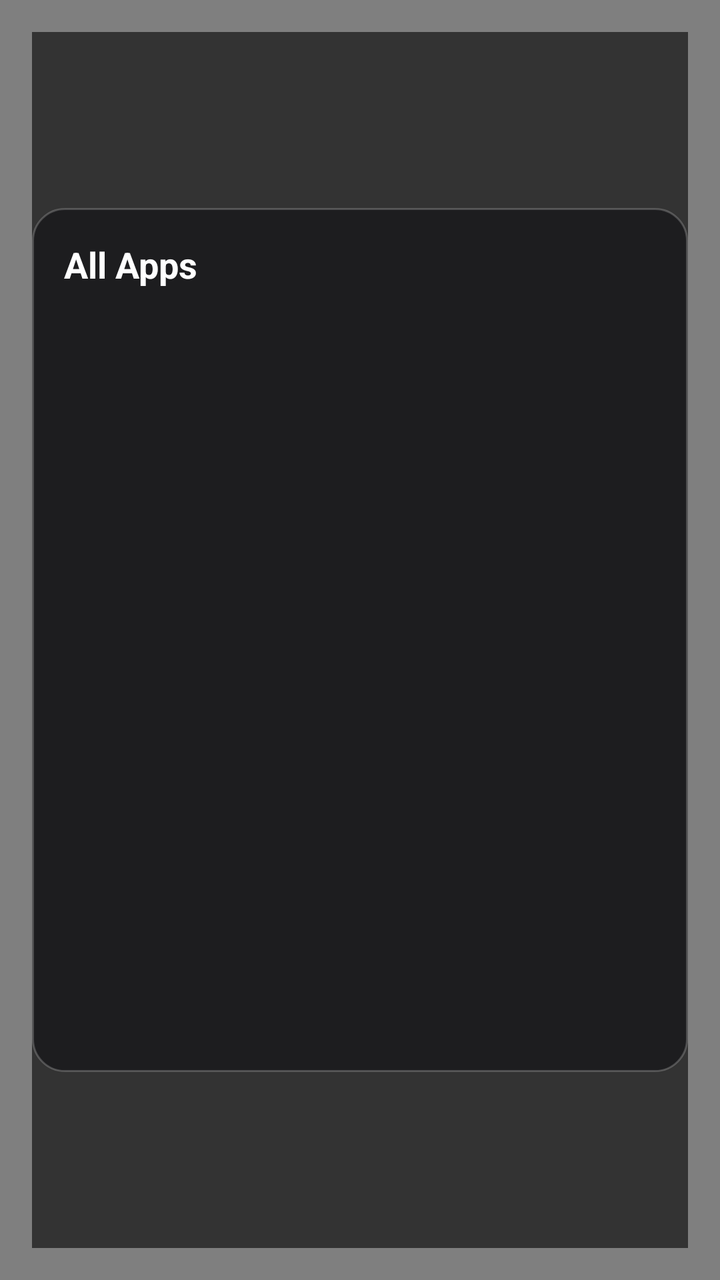
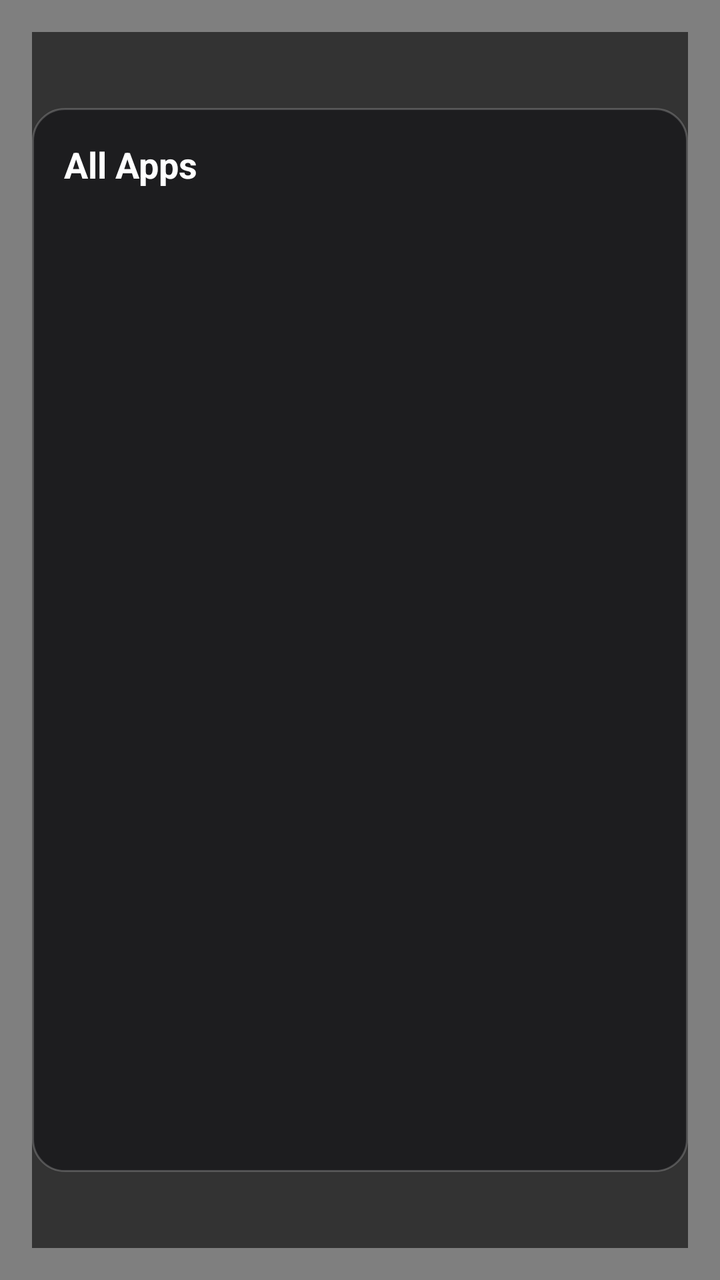

An Android layout rendered at two revisions. The XML below is the earlier revision; the diff shows what the commit changed to produce the second picture.
<!-- AndroidManifest.xml: application theme Theme.PhonePointer -->
<!-- res/layout/overlay_apps_menu.xml -->
<?xml version="1.0" encoding="utf-8"?>
<FrameLayout xmlns:android="http://schemas.android.com/apk/res/android"
    android:layout_width="match_parent"
    android:layout_height="match_parent"
    android:background="#80000000"
    android:padding="16dp">

    
    <LinearLayout
        android:layout_width="match_parent"
        android:layout_height="match_parent"
        android:orientation="horizontal"
        android:background="#99000000"> 
        
        
        <LinearLayout
             android:layout_width="match_parent"
             android:layout_height="match_parent"
             android:gravity="center"
             android:orientation="vertical">

             
             <HorizontalScrollView
                 android:id="@+id/snap_controls_scroll"
                 android:layout_width="wrap_content"
                 android:layout_height="wrap_content"
                 android:layout_marginBottom="16dp"
                 android:visibility="gone">
                 <LinearLayout
                     android:id="@+id/snap_controls_container"
                     android:layout_width="wrap_content"
                     android:layout_height="wrap_content"
                     android:orientation="horizontal"
                     android:padding="8dp"
                     android:background="@drawable/bg_apps_menu" />
             </HorizontalScrollView>

            <LinearLayout
                android:layout_width="wrap_content"
                android:layout_height="wrap_content"
                android:orientation="horizontal"
                android:background="@drawable/bg_apps_menu"
                android:padding="16dp"
                android:elevation="8dp">

                
                <LinearLayout
                    android:id="@+id/running_apps_container"
                    android:layout_width="200dp"
                    android:layout_height="400dp"
                    android:orientation="vertical"
                    android:visibility="gone">
                    <TextView
                        android:layout_width="match_parent"
                        android:layout_height="wrap_content"
                        android:text="Running"
                        android:textColor="#FFFFFF"
                        android:textSize="18sp"
                        android:textStyle="bold"
                        android:paddingBottom="8dp"/>
                    <androidx.recyclerview.widget.RecyclerView
                        android:id="@+id/recycler_view_running"
                        android:layout_width="match_parent"
                        android:layout_height="match_parent"/>
                </LinearLayout>

                
                <View
                    android:id="@+id/divider"
                    android:layout_width="1dp"
                    android:layout_height="match_parent"
                    android:background="#44FFFFFF"
                    android:layout_marginStart="16dp"
                    android:layout_marginEnd="16dp"
                    android:visibility="gone"/>

                
                 <LinearLayout
                    android:layout_width="600dp"
                    android:layout_height="400dp"
                    android:orientation="vertical">
                    <TextView
                        android:layout_width="match_parent"
                        android:layout_height="wrap_content"
                        android:text="All Apps"
                        android:textColor="#FFFFFF"
                        android:textSize="18sp"
                        android:textStyle="bold"
                        android:paddingBottom="8dp"/>
                    <androidx.recyclerview.widget.RecyclerView
                        android:id="@+id/recycler_view"
                        android:layout_width="match_parent"
                        android:layout_height="match_parent"/>
                </LinearLayout>

            </LinearLayout>
        </LinearLayout>
    </LinearLayout>

</FrameLayout>
<!-- resources referenced by this layout -->
<resources>
  <!-- drawable bg_apps_menu (drawable) -->
  <?xml version="1.0" encoding="utf-8"?>
  <shape xmlns:android="http://schemas.android.com/apk/res/android">
      <solid android:color="#F21C1C1E" />
      <corners android:radius="16dp" />
      <stroke android:width="1dp" android:color="#33FFFFFF" />
  </shape>
  <style name="Theme.PhonePointer" parent="Theme.MaterialComponents.DayNight.DarkActionBar">
          
          <item name="colorPrimary">@color/purple_500</item>
          <item name="colorPrimaryVariant">@color/purple_700</item>
          <item name="colorOnPrimary">@color/white</item>
          
          <item name="colorSecondary">@color/teal_200</item>
          <item name="colorSecondaryVariant">@color/teal_700</item>
          <item name="colorOnSecondary">@color/black</item>
          
          <item name="android:statusBarColor">?attr/colorPrimaryVariant</item>
          
      </style>
  <color name="purple_500">#FF6200EE</color>
  <color name="purple_700">#FF3700B3</color>
  <color name="white">#FFFFFFFF</color>
  <color name="teal_200">#FF03DAC5</color>
  <color name="teal_700">#FF018786</color>
  <color name="black">#FF000000</color>
</resources>

<!-- the commit's change to res/layout/overlay_apps_menu.xml (unified diff, before → after) -->
@@ -46,8 +46,8 @@
                 
                 <LinearLayout
                     android:id="@+id/running_apps_container"
-                    android:layout_width="200dp"
-                    android:layout_height="400dp"
+                    android:layout_width="280dp"
+                    android:layout_height="500dp"
                     android:orientation="vertical"
                     android:visibility="gone">
                     <TextView
@@ -76,8 +76,8 @@
 
                 
                  <LinearLayout
-                    android:layout_width="600dp"
-                    android:layout_height="400dp"
+                    android:layout_width="800dp"
+                    android:layout_height="500dp"
                     android:orientation="vertical">
                     <TextView
                         android:layout_width="match_parent"
